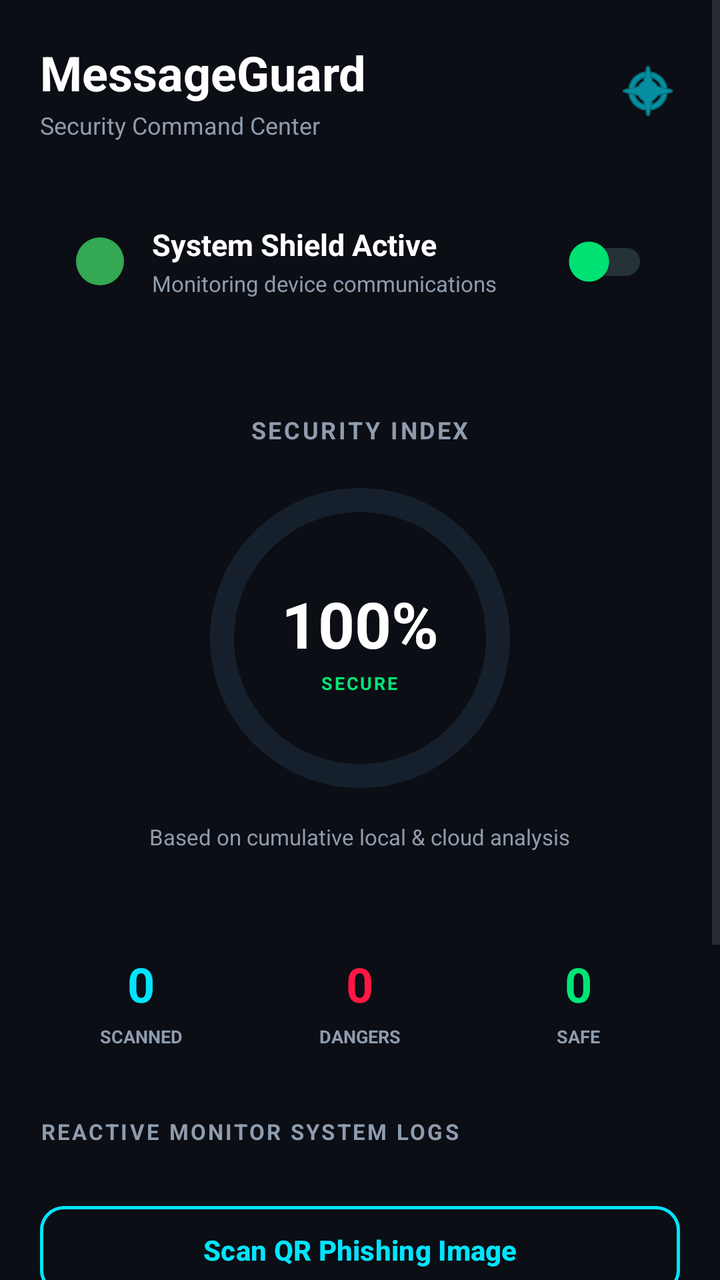
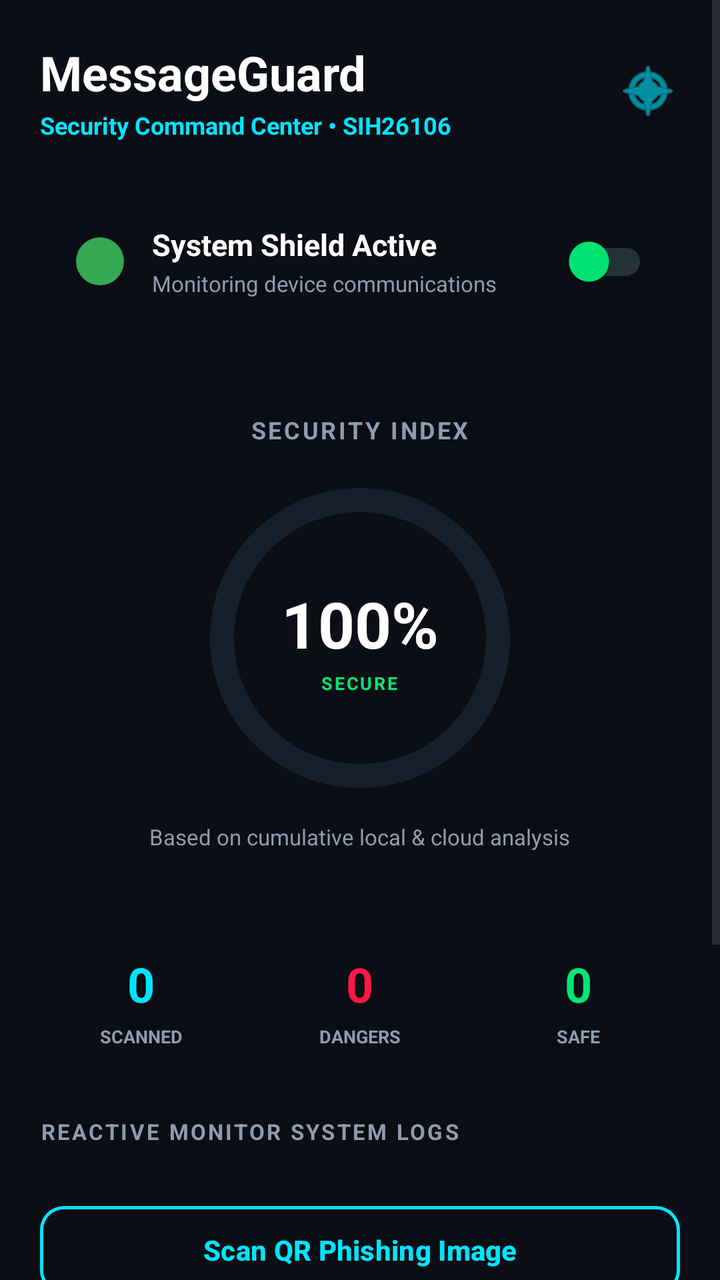

The first picture is an Android layout as it rendered before a commit; the second is the same layout after the commit. The layout source and the unified diff follow.
<!-- AndroidManifest.xml: activity theme Theme.MessageGuard -->
<!-- res/layout/activity_main.xml -->
<?xml version="1.0" encoding="utf-8"?>
<ScrollView xmlns:android="http://schemas.android.com/apk/res/android"
    xmlns:app="http://schemas.android.com/apk/res-auto"
    android:layout_width="match_parent"
    android:layout_height="match_parent"
    android:background="#0B0E14"
    android:fillViewport="true">

    <LinearLayout
        android:layout_width="match_parent"
        android:layout_height="wrap_content"
        android:orientation="vertical"
        android:padding="20dp">

        
        <RelativeLayout
            android:layout_width="match_parent"
            android:layout_height="wrap_content"
            android:layout_marginBottom="20dp">

            <LinearLayout
                android:layout_width="wrap_content"
                android:layout_height="wrap_content"
                android:orientation="vertical">

                <TextView
                    android:layout_width="wrap_content"
                    android:layout_height="wrap_content"
                    android:text="MessageGuard"
                    android:textSize="24sp"
                    android:textStyle="bold"
                    android:textColor="#FFFFFF" />

                <TextView
                    android:layout_width="wrap_content"
                    android:layout_height="wrap_content"
                    android:text="Security Command Center"
                    android:textSize="12sp"
                    android:textColor="#8F9CAE"
                    android:layout_marginTop="2dp" />
            </LinearLayout>

            <ImageView
                android:layout_width="32dp"
                android:layout_height="32dp"
                android:layout_alignParentEnd="true"
                android:layout_centerVertical="true"
                android:src="@android:drawable/ic_menu_compass"
                app:tint="#00E5FF" />
        </RelativeLayout>

        
        <TextView
            android:id="@+id/tv_permission_warning"
            android:layout_width="match_parent"
            android:layout_height="wrap_content"
            android:padding="14dp"
            android:background="#2C1B1B"
            android:textColor="#FF8A80"
            android:textSize="13sp"
            android:textStyle="bold"
            android:drawableStart="@android:drawable/stat_sys_warning"
            android:drawablePadding="8dp"
            android:visibility="gone"
            android:layout_marginBottom="16dp" />

        
        <com.google.android.material.card.MaterialCardView
            android:layout_width="match_parent"
            android:layout_height="wrap_content"
            app:cardElevation="0dp"
            android:background="@drawable/bg_obsidian_card"
            app:cardBackgroundColor="@android:color/transparent"
            app:strokeWidth="0dp"
            android:layout_marginBottom="16dp">

            <LinearLayout
                android:layout_width="match_parent"
                android:layout_height="wrap_content"
                android:orientation="horizontal"
                android:padding="16dp"
                android:gravity="center_vertical">

                <FrameLayout
                    android:layout_width="28dp"
                    android:layout_height="28dp"
                    android:layout_marginEnd="12dp">

                    <View
                        android:id="@+id/view_pulse_glow"
                        android:layout_width="24dp"
                        android:layout_height="24dp"
                        android:layout_gravity="center"
                        android:background="@drawable/dot_green" />

                    <View
                        android:id="@+id/view_pulse_dot"
                        android:layout_width="12dp"
                        android:layout_height="12dp"
                        android:layout_gravity="center"
                        android:background="@drawable/dot_green" />
                </FrameLayout>

                <LinearLayout
                    android:layout_width="0dp"
                    android:layout_height="wrap_content"
                    android:layout_weight="1"
                    android:orientation="vertical">

                    <TextView
                        android:id="@+id/tv_protection_status"
                        android:layout_width="wrap_content"
                        android:layout_height="wrap_content"
                        android:text="System Shield Active"
                        android:textColor="#FFFFFF"
                        android:textSize="15sp"
                        android:textStyle="bold" />

                    <TextView
                        android:layout_width="wrap_content"
                        android:layout_height="wrap_content"
                        android:text="Monitoring device communications"
                        android:textColor="#8F9CAE"
                        android:textSize="11sp"
                        android:layout_marginTop="2dp" />
                </LinearLayout>

                <com.google.android.material.switchmaterial.SwitchMaterial
                    android:id="@+id/switch_enable"
                    android:layout_width="wrap_content"
                    android:layout_height="wrap_content"
                    app:thumbTint="@color/safe_green"
                    app:trackTint="#253238" />
            </LinearLayout>
        </com.google.android.material.card.MaterialCardView>

        
        <com.google.android.material.card.MaterialCardView
            android:layout_width="match_parent"
            android:layout_height="wrap_content"
            app:cardElevation="0dp"
            android:background="@drawable/bg_obsidian_card"
            app:cardBackgroundColor="@android:color/transparent"
            app:strokeWidth="0dp"
            android:layout_marginBottom="16dp">

            <LinearLayout
                android:layout_width="match_parent"
                android:layout_height="wrap_content"
                android:orientation="vertical"
                android:gravity="center"
                android:padding="20dp">

                <TextView
                    android:layout_width="wrap_content"
                    android:layout_height="wrap_content"
                    android:text="SECURITY INDEX"
                    android:textSize="12sp"
                    android:textColor="#8F9CAE"
                    android:textStyle="bold"
                    android:letterSpacing="0.1"
                    android:layout_marginBottom="16dp" />

                <FrameLayout
                    android:layout_width="160dp"
                    android:layout_height="160dp"
                    android:layout_marginBottom="12dp">

                    <com.google.android.material.progressindicator.CircularProgressIndicator
                        android:id="@+id/progress_security_index"
                        android:layout_width="160dp"
                        android:layout_height="160dp"
                        android:layout_gravity="center"
                        app:indicatorSize="150dp"
                        app:trackThickness="12dp"
                        app:trackColor="#16202C"
                        app:indicatorColor="#00E676"
                        app:trackCornerRadius="6dp" />

                    <LinearLayout
                        android:layout_width="wrap_content"
                        android:layout_height="wrap_content"
                        android:orientation="vertical"
                        android:gravity="center"
                        android:layout_gravity="center">

                        <TextView
                            android:id="@+id/tv_security_index_value"
                            android:layout_width="wrap_content"
                            android:layout_height="wrap_content"
                            android:text="100%"
                            android:textSize="32sp"
                            android:textStyle="bold"
                            android:textColor="#FFFFFF" />

                        <TextView
                            android:id="@+id/tv_security_index_label"
                            android:layout_width="wrap_content"
                            android:layout_height="wrap_content"
                            android:text="SECURE"
                            android:textSize="9sp"
                            android:textColor="#00E676"
                            android:textStyle="bold"
                            android:letterSpacing="0.1"
                            android:layout_marginTop="2dp" />
                    </LinearLayout>
                </FrameLayout>

                <TextView
                    android:layout_width="wrap_content"
                    android:layout_height="wrap_content"
                    android:text="Based on cumulative local &amp; cloud analysis"
                    android:textColor="#8F9CAE"
                    android:textSize="11sp" />
            </LinearLayout>
        </com.google.android.material.card.MaterialCardView>

        
        <LinearLayout
            android:layout_width="match_parent"
            android:layout_height="wrap_content"
            android:orientation="horizontal"
            android:layout_marginBottom="20dp">

            
            <com.google.android.material.card.MaterialCardView
                android:layout_width="0dp"
                android:layout_height="wrap_content"
                android:layout_weight="1"
                android:layout_marginEnd="8dp"
                app:cardElevation="0dp"
                android:background="@drawable/bg_obsidian_card"
                app:cardBackgroundColor="@android:color/transparent"
                app:strokeWidth="0dp">

                <LinearLayout
                    android:layout_width="match_parent"
                    android:layout_height="wrap_content"
                    android:orientation="vertical"
                    android:padding="14dp"
                    android:gravity="center">

                    <TextView
                        android:id="@+id/tv_total_today"
                        android:layout_width="wrap_content"
                        android:layout_height="wrap_content"
                        android:text="0"
                        android:textSize="24sp"
                        android:textStyle="bold"
                        android:textColor="#00E5FF" />

                    <TextView
                        android:layout_width="wrap_content"
                        android:layout_height="wrap_content"
                        android:text="SCANNED"
                        android:textSize="9sp"
                        android:textColor="#8F9CAE"
                        android:layout_marginTop="4dp"
                        android:textStyle="bold" />
                </LinearLayout>
            </com.google.android.material.card.MaterialCardView>

            
            <com.google.android.material.card.MaterialCardView
                android:layout_width="0dp"
                android:layout_height="wrap_content"
                android:layout_weight="1"
                android:layout_marginEnd="8dp"
                app:cardElevation="0dp"
                android:background="@drawable/bg_obsidian_card"
                app:cardBackgroundColor="@android:color/transparent"
                app:strokeWidth="0dp">

                <LinearLayout
                    android:layout_width="match_parent"
                    android:layout_height="wrap_content"
                    android:orientation="vertical"
                    android:padding="14dp"
                    android:gravity="center">

                    <TextView
                        android:id="@+id/tv_dangers"
                        android:layout_width="wrap_content"
                        android:layout_height="wrap_content"
                        android:text="0"
                        android:textSize="24sp"
                        android:textStyle="bold"
                        android:textColor="#FF1744" />

                    <TextView
                        android:layout_width="wrap_content"
                        android:layout_height="wrap_content"
                        android:text="DANGERS"
                        android:textSize="9sp"
                        android:textColor="#8F9CAE"
                        android:layout_marginTop="4dp"
                        android:textStyle="bold" />
                </LinearLayout>
            </com.google.android.material.card.MaterialCardView>

            
            <com.google.android.material.card.MaterialCardView
                android:layout_width="0dp"
                android:layout_height="wrap_content"
                android:layout_weight="1"
                app:cardElevation="0dp"
                android:background="@drawable/bg_obsidian_card"
                app:cardBackgroundColor="@android:color/transparent"
                app:strokeWidth="0dp">

                <LinearLayout
                    android:layout_width="match_parent"
                    android:layout_height="wrap_content"
                    android:orientation="vertical"
                    android:padding="14dp"
                    android:gravity="center">

                    <TextView
                        android:id="@+id/tv_safe"
                        android:layout_width="wrap_content"
                        android:layout_height="wrap_content"
                        android:text="0"
                        android:textSize="24sp"
                        android:textStyle="bold"
                        android:textColor="#00E676" />

                    <TextView
                        android:layout_width="wrap_content"
                        android:layout_height="wrap_content"
                        android:text="SAFE"
                        android:textSize="9sp"
                        android:textColor="#8F9CAE"
                        android:layout_marginTop="4dp"
                        android:textStyle="bold" />
                </LinearLayout>
            </com.google.android.material.card.MaterialCardView>
        </LinearLayout>

        
        <TextView
            android:layout_width="wrap_content"
            android:layout_height="wrap_content"
            android:text="REACTIVE MONITOR SYSTEM LOGS"
            android:textSize="11sp"
            android:textStyle="bold"
            android:textColor="#8F9CAE"
            android:letterSpacing="0.1"
            android:layout_marginBottom="10dp" />

        <androidx.recyclerview.widget.RecyclerView
            android:id="@+id/rv_recent_scans"
            android:layout_width="match_parent"
            android:layout_height="wrap_content"
            android:nestedScrollingEnabled="false"
            android:layout_marginBottom="16dp" />

        
        <com.google.android.material.button.MaterialButton
            android:id="@+id/btn_scan_qr"
            style="@style/Widget.Material3.Button.OutlinedButton"
            android:layout_width="match_parent"
            android:layout_height="52dp"
            android:text="Scan QR Phishing Image"
            android:textSize="14sp"
            android:textStyle="bold"
            android:textColor="#00E5FF"
            app:strokeColor="#00E5FF"
            app:strokeWidth="1.5dp"
            app:cornerRadius="12dp"
            android:layout_marginBottom="8dp" />

        <com.google.android.material.button.MaterialButton
            android:id="@+id/btn_view_history"
            android:layout_width="match_parent"
            android:layout_height="52dp"
            android:text="View Forensic Logs"
            android:textSize="14sp"
            android:textStyle="bold"
            android:textColor="#0B0E14"
            app:backgroundTint="#00E5FF"
            app:cornerRadius="12dp"
            android:layout_marginBottom="8dp" />

        <com.google.android.material.button.MaterialButton
            android:id="@+id/btn_view_scan_reports"
            style="@style/Widget.Material3.Button.OutlinedButton"
            android:layout_width="match_parent"
            android:layout_height="52dp"
            android:text="File Sandbox Scan Reports"
            android:textSize="14sp"
            android:textStyle="bold"
            android:textColor="#00E676"
            app:strokeColor="#00E676"
            app:strokeWidth="1.5dp"
            app:cornerRadius="12dp"
            android:layout_marginBottom="8dp" />

        <com.google.android.material.button.MaterialButton
            android:id="@+id/btn_settings"
            style="@style/Widget.Material3.Button.OutlinedButton"
            android:layout_width="match_parent"
            android:layout_height="52dp"
            android:text="Console Settings"
            android:textSize="14sp"
            android:textStyle="bold"
            android:textColor="#FFFFFF"
            app:strokeColor="#2A3547"
            app:strokeWidth="1.5dp"
            app:cornerRadius="12dp"
            android:layout_marginBottom="16dp" />

    </LinearLayout>
</ScrollView>
<!-- resources referenced by this layout -->
<resources>
  <color name="safe_green">#00E676</color>
  <!-- drawable bg_obsidian_card (drawable) -->
  <?xml version="1.0" encoding="utf-8"?>
  <shape xmlns:android="http://schemas.android.com/apk/res/android">
      <solid android:color="#161C26" />
      <stroke android:width="1dp" android:color="#2A3547" />
      <corners android:radius="16dp" />
  </shape>
  <!-- drawable dot_green (drawable) -->
  <?xml version="1.0" encoding="utf-8"?>
  <shape xmlns:android="http://schemas.android.com/apk/res/android"
      android:shape="oval">
      <solid android:color="#34a853" />
      <size android:width="14dp" android:height="14dp" />
  </shape>
  <style name="Theme.MessageGuard" parent="Theme.Material3.DayNight.NoActionBar">
          <item name="colorPrimary">#1a73e8</item>
          <item name="colorPrimaryVariant">#1557b0</item>
          <item name="colorOnPrimary">#ffffff</item>
          <item name="colorSecondary">#34a853</item>
          <item name="colorOnSecondary">#ffffff</item>
          <item name="colorSurface">#ffffff</item>
          <item name="colorOnSurface">#202124</item>
          <item name="android:statusBarColor">@color/colorPrimary</item>
      </style>
  <color name="colorPrimary">#00E5FF</color>
</resources>

<!-- the commit's change to res/layout/activity_main.xml (unified diff, before → after) -->
@@ -34,9 +34,10 @@
                 <TextView
                     android:layout_width="wrap_content"
                     android:layout_height="wrap_content"
-                    android:text="Security Command Center"
+                    android:text="Security Command Center • SIH26106"
                     android:textSize="12sp"
-                    android:textColor="#8F9CAE"
+                    android:textColor="#00E5FF"
+                    android:textStyle="bold"
                     android:layout_marginTop="2dp" />
             </LinearLayout>
 
